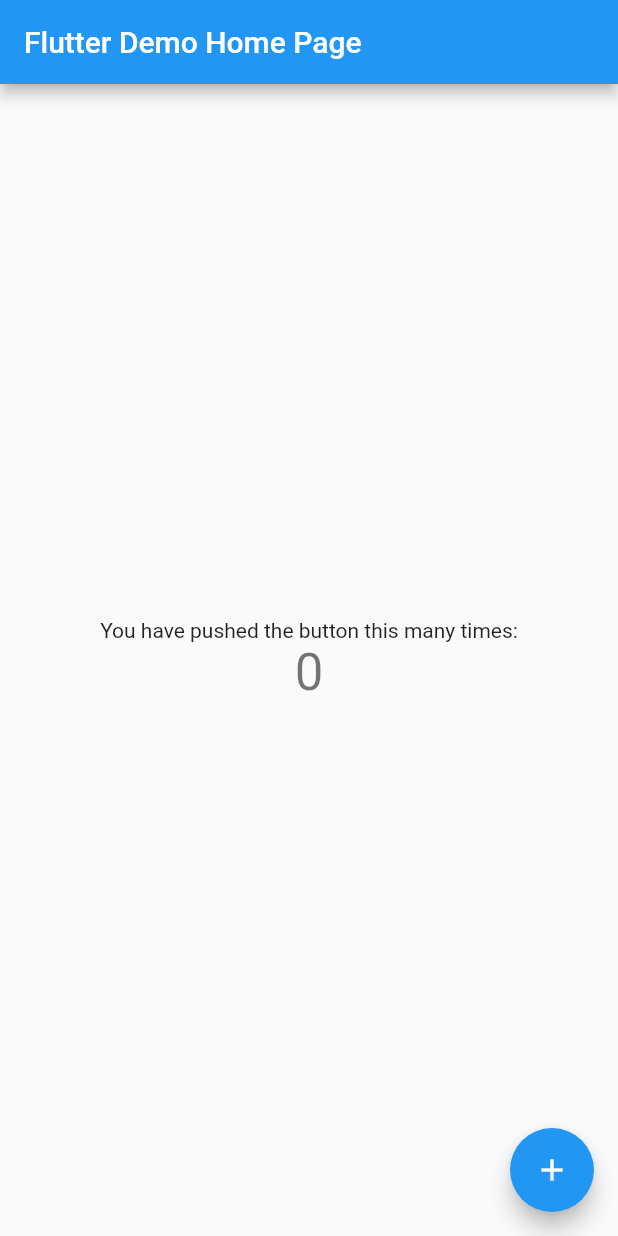
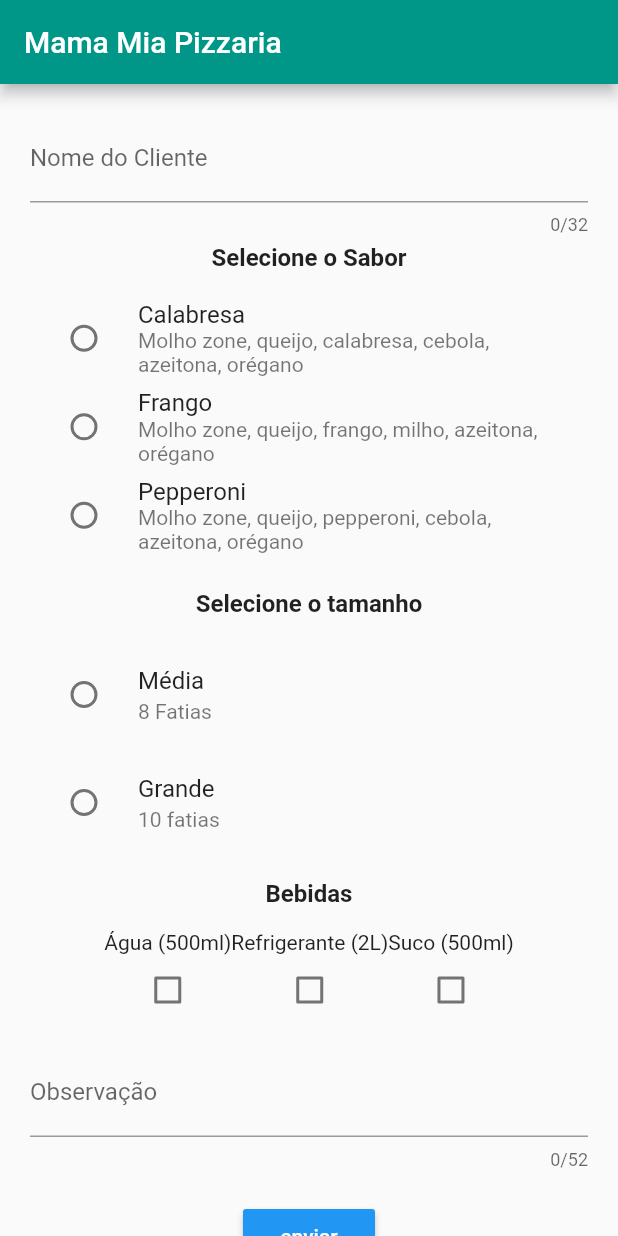
Before and after one commit to sigrid-fr/pizzaria_mamamia, a Flutter app: the screen it shows after launch, on a phone screen of 412 x 824 dp. Run offline on Flutter 3.47's test engine with Material 2 defaults, Android fonts, the phone set to English and light mode, and no system bars.

Commit message:
Melhorando o Layout Parte I

```diff
--- a/lib/main.dart
+++ b/lib/main.dart
@@ -1,111 +1,308 @@
 import 'package:flutter/material.dart';
 
-void main() => runApp(MyApp());
+void main() => runApp(new PizzariaMamamia());
 
-class MyApp extends StatelessWidget {
-  // This widget is the root of your application.
+//Classe da Aplicação
+class PizzariaMamamia extends StatelessWidget {
   @override
-  Widget build(BuildContext context) {
-    return MaterialApp(
-      title: 'Flutter Demo',
-      theme: ThemeData(
-        // This is the theme of your application.
-        //
-        // Try running your application with "flutter run". You'll see the
-        // application has a blue toolbar. Then, without quitting the app, try
-        // changing the primarySwatch below to Colors.green and then invoke
-        // "hot reload" (press "r" in the console where you ran "flutter run",
-        // or simply save your changes to "hot reload" in a Flutter IDE).
-        // Notice that the counter didn't reset back to zero; the application
-        // is not restarted.
-        primarySwatch: Colors.blue,
-      ),
-      home: MyHomePage(title: 'Flutter Demo Home Page'),
-    );
+  Widget build (BuildContext context) {
+    return new MaterialApp(
+      title: "Pizzaria Mama Mia",
+      theme: new ThemeData(primarySwatch: Colors.teal),
+      home: new PaginaPrincipalPage());
   }
 }
 
-class MyHomePage extends StatefulWidget {
-  MyHomePage({Key key, this.title}) : super(key: key);
-
-  // This widget is the home page of your application. It is stateful, meaning
-  // that it has a State object (defined below) that contains fields that affect
-  // how it looks.
-
-  // This class is the configuration for the state. It holds the values (in this
-  // case the title) provided by the parent (in this case the App widget) and
-  // used by the build method of the State. Fields in a Widget subclass are
-  // always marked "final".
-
-  final String title;
-
+//Classe da Página Principal
+class PaginaPrincipalPage extends StatefulWidget {
   @override
-  _MyHomePageState createState() => _MyHomePageState();
+  State<StatefulWidget> createState() => new _PaginaPrincipalState();
 }
 
-class _MyHomePageState extends State<MyHomePage> {
-  int _counter = 0;
+// Classe sabor dos RadioButtons
+class Sabor {
+  int saborId;
+  String sabor;
+  String ingredientes;
 
-  void _incrementCounter() {
+  Sabor({this.saborId, this.sabor, this.ingredientes});
+
+  static List<Sabor> getSabores() {
+    return <Sabor>[
+      Sabor(saborId: 1, sabor: "Calabresa", ingredientes: "Molho zone, queijo, calabresa, cebola, azeitona, orégano"),
+      Sabor(saborId: 2, sabor: "Frango", ingredientes: "Molho zone, queijo, frango, milho, azeitona, orégano"),
+      Sabor(saborId: 3, sabor: "Pepperoni", ingredientes: "Molho zone, queijo, pepperoni, cebola, azeitona, orégano"),
+    ];
+  }
+}
+
+//Classe Estado da Página Principal
+class _PaginaPrincipalState extends State<PaginaPrincipalPage> {
+  final scaffoldKey = new GlobalKey<ScaffoldState>();
+  final formKey = new GlobalKey<FormState>();
+  String observacao, nome, flavor, tamanho;
+  Sabor selectedSabor;
+  bool aguaVal = false, refriVal = false, sucoVal = false, _validate = false;
+  int selectedRadio, selectedRadioTile;
+
+  List<Sabor> sabores;
+  @override
+  void initState() {
+    super.initState();
+    sabores = Sabor.getSabores();
+  }
+
+  setSelectedSabor(Sabor sabor) {
     setState(() {
-      // This call to setState tells the Flutter framework that something has
-      // changed in this State, which causes it to rerun the build method below
-      // so that the display can reflect the updated values. If we changed
-      // _counter without calling setState(), then the build method would not be
-      // called again, and so nothing would appear to happen.
-      _counter++;
+      selectedSabor = sabor;
     });
   }
 
+  setSelectedRadio(int val) {
+    setState(() {
+      selectedRadio = val;
+    });
+  }
+
+  setSelectedRadioTile(int val) {
+    setState(() {
+      selectedRadioTile = val;
+    });
+  }
+
+  List<Widget> createRadioListSabores() {
+    List<Widget> widgets = [];
+    for (Sabor sabor in sabores) {
+      widgets.add(
+        RadioListTile(
+          value: sabor,
+          groupValue: selectedSabor,
+          title: Text(sabor.sabor),
+          subtitle: Text(sabor.ingredientes),
+          onChanged: (currentSabor) {
+            setSelectedSabor(currentSabor);
+            flavor = "${currentSabor.sabor}";
+          },
+          selected: selectedSabor == sabor,
+          activeColor: Colors.green,
+        ),
+      );
+    }
+    return widgets;
+  }
+
+
+  //Botão enviar
+  void _submit() {
+    if (formKey.currentState.validate()) {
+      // No any error in validation
+      formKey.currentState.save();
+      print("Nome do Cliente: $nome");
+      print("Sabor da Pizza: $flavor");
+      print("Tamanho da Pizza: $tamanho");
+      print("Observação: $observacao");
+    } else {
+      // validation error
+      setState(() {
+        _validate = true;
+      });
+    }
+  }
+
+
   @override
   Widget build(BuildContext context) {
-    // This method is rerun every time setState is called, for instance as done
-    // by the _incrementCounter method above.
-    //
-    // The Flutter framework has been optimized to make rerunning build methods
-    // fast, so that you can just rebuild anything that needs updating rather
-    // than having to individually change instances of widgets.
-    return Scaffold(
-      appBar: AppBar(
-        // Here we take the value from the MyHomePage object that was created by
-        // the App.build method, and use it to set our appbar title.
-        title: Text(widget.title),
+    return new Scaffold(
+        key: scaffoldKey,
+        appBar: new AppBar(
+          title: new Text("Mama Mia Pizzaria"),
         ),
-      body: Center(
-        // Center is a layout widget. It takes a single child and positions it
-        // in the middle of the parent.
-        child: Column(
-          // Column is also a layout widget. It takes a list of children and
-          // arranges them vertically. By default, it sizes itself to fit its
-          // children horizontally, and tries to be as tall as its parent.
-          //
-          // Invoke "debug painting" (press "p" in the console, choose the
-          // "Toggle Debug Paint" action from the Flutter Inspector in Android
-          // Studio, or the "Toggle Debug Paint" command in Visual Studio Code)
-          // to see the wireframe for each widget.
-          //
-          // Column has various properties to control how it sizes itself and
-          // how it positions its children. Here we use mainAxisAlignment to
-          // center the children vertically; the main axis here is the vertical
-          // axis because Columns are vertical (the cross axis would be
-          // horizontal).
+        body: SingleChildScrollView(
+        padding: const EdgeInsets.all(20.0),
+
+        child: new Form(
+        key: formKey,
+        child: new Column(
+        children: <Widget>[
+        new TextFormField(
+          decoration: new InputDecoration(labelText: 'Nome do Cliente'),
+          maxLength: 32,
+          validator: validateString,
+          onSaved: (String val) {
+            nome = val;
+          },
+        ),
+
+        new Divider(
+            height: 5.0,
+            color: Colors.transparent,
+          ),
+
+        new Text(
+            'Selecione o Sabor',
+            style: TextStyle(
+                fontWeight: FontWeight.bold,
+                fontSize: 16.0,
+            )
+          ),
+
+          new Divider(
+            height: 15.0,
+            color: Colors.transparent,
+          ),
+
+        new Column(
+              children: createRadioListSabores(),
+        ),
+
+        new Divider(
+            height: 20.0,
+            color: Colors.transparent,
+          ),
+
+          new Text(
+              'Selecione o tamanho',
+              style: TextStyle(
+                fontWeight: FontWeight.bold,
+                fontSize: 16.0,
+              )
+          ),
+
+          new Divider(
+            height: 15.0,
+            color: Colors.transparent,
+          ),
+
+          RadioListTile(
+            value: 1,
+            groupValue: selectedRadioTile,
+            title: Text("Média"),
+            subtitle: Text("8 Fatias"),
+            onChanged: (val) {
+              setSelectedRadioTile(val);
+              tamanho= ("Média");
+            },
+            activeColor: Colors.red,
+          ),
+          RadioListTile(
+            value: 2,
+            groupValue: selectedRadioTile,
+            title: Text("Grande"),
+            subtitle: Text("10 fatias"),
+            onChanged: (val) {
+              setSelectedRadioTile(val);
+              tamanho= ("Grande");
+            },
+            activeColor: Colors.red,
+          ),
+
+          new Divider(
+            height: 15.0,
+            color: Colors.transparent,
+          ),
+
+          new Text(
+              'Bebidas',
+              style: TextStyle(
+                fontWeight: FontWeight.bold,
+                fontSize: 16.0,
+              )
+          ),
+
+          new Divider(
+            height: 15.0,
+            color: Colors.transparent,
+          ),
+
+          new Row(
             mainAxisAlignment: MainAxisAlignment.center,
             children: <Widget>[
-            Text(
-              'You have pushed the button this many times:',
-            ),
-            Text(
-              '$_counter',
-              style: Theme.of(context).textTheme.display1,
+              // [Água] checkbox
+              Column(
+                mainAxisAlignment: MainAxisAlignment.center,
+                children: <Widget>[
+                  Text("Água (500ml)"),
+                  Checkbox(
+                    value: aguaVal,
+                    onChanged: (bool value) {
+                      setState(() {
+                        aguaVal = value;
+                      });
+                    },
                   ),
                 ],
               ),
+
+              // [Refrigerante] checkbox
+              Column(
+                mainAxisAlignment: MainAxisAlignment.center,
+                children: <Widget>[
+                  Text("Refrigerante (2L)"),
+                  Checkbox(
+                    value: refriVal,
+                    onChanged: (bool value) {
+                      setState(() {
+                        refriVal = value;
+                      });
+                    },
                   ),
-      floatingActionButton: FloatingActionButton(
-        onPressed: _incrementCounter,
-        tooltip: 'Increment',
-        child: Icon(Icons.add),
-      ), // This trailing comma makes auto-formatting nicer for build methods.
-    );
+                ],
+              ),
+              // [Suco] checkbox
+              Column(
+                mainAxisAlignment: MainAxisAlignment.center,
+                children: <Widget>[
+                  Text("Suco (500ml)"),
+                  Checkbox(
+                    value: sucoVal,
+                    onChanged: (bool value) {
+                      setState(() {
+                        sucoVal = value;
+                      });
+                    },
+                  ),
+                ],
+              ),
+            ],
+          ),
+
+              new Divider(
+            height: 15.0,
+            color: Colors.transparent,
+          ),
+
+        new TextFormField(
+          decoration: new InputDecoration(labelText: 'Observação'),
+          maxLength: 52,
+          validator: validateString,
+          onSaved: (String val) {
+            observacao = val;
+          },
+        ),
+
+        new Padding(
+          padding: const EdgeInsets.only(top: 20.0),
+        ),
+        new RaisedButton(
+          child: new Text(
+            "enviar",
+            style: new TextStyle(color: Colors.white),
+        ),
+          color: Colors.blue,
+          onPressed: _submit,
+        )
+    ],
+    ),
+    ),
+        ));
   }
 }
+
+String validateString(String value) {
+  String patttern = r'(^[a-zA-Z ]*$)';
+  RegExp regExp = new RegExp(patttern);
+  if (!regExp.hasMatch(value)) {
+    return "O campo observação deve ser de a-z and A-Z";
+  }
+  return null;
+}
```
Lines whose indentation alone changed are shown as unchanged.
